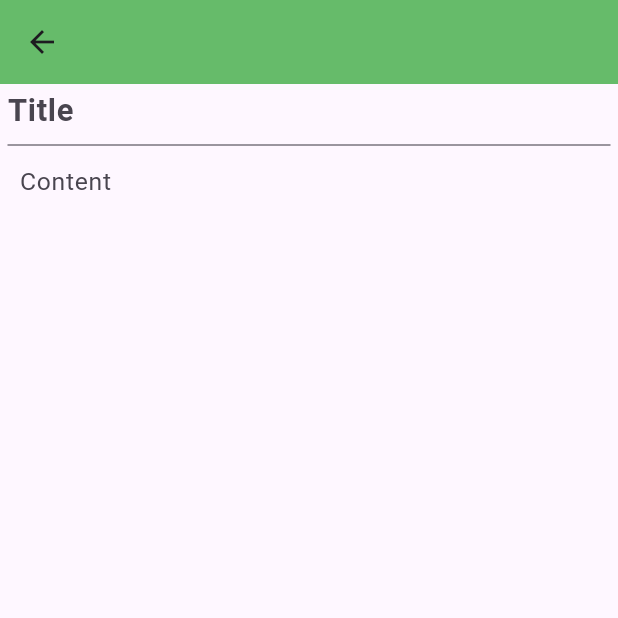
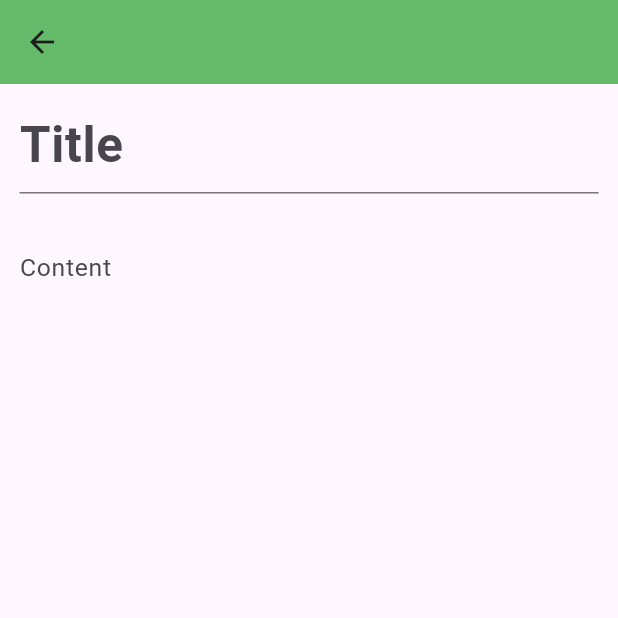
Before and after one commit to karyeija/NotiBuku, a Flutter app: the screen it shows after launch, after a tap on the "add" icon, on a phone screen of 412 x 824 dp, the top half of it. Run offline on Flutter 3.47's test engine with Material 3 defaults, Android fonts, the phone set to English and light mode, and no system bars; our stand-ins replace flutter_riverpod, sqflite; accounts and stored records are empty; project files that could hold a hidden picture were left out.

```diff
--- a/lib/pages/about.dart
+++ b/lib/pages/about.dart
@@ -6,8 +6,8 @@ const String appName = 'NotiBuku'; //the app name
 const String appDescription =
     'A handy digital note taking application'; //a short description
 const String appVersion = '1.0.0'; //the app version eg 1.0.0
-const String developerName = 'Karyeija Felex'; //Your name
-const String developerEmail = 'karyeijafelex@gmail.com'; //Your email
+const String developerName = 'aikodeware Ltd'; //Your name
+const String developerEmail = 'aikodeware@gmail.com'; //Your email
 const String logoPath = 'assets/icons/logo.png'; //path/to/your/icon
 
 class AboutPage extends StatelessWidget {
--- a/lib/widgets/drawer.dart
+++ b/lib/widgets/drawer.dart
@@ -15,19 +15,19 @@ class _CustomDrawerState extends State<CustomDrawer> {
     // Define the icons and dimensions
     final aboutIcon = 'assets/images/aboutButton.png';
     var pageHeight = UIHelpers.pageHeight(context);
-    var pageWidth = UIHelpers.pageWidth(context);
+    // var pageWidth = UIHelpers.pageWidth(context);
     return Drawer(
-      width: pageWidth * 0.6, // Set the width of the drawer
-      backgroundColor: Colors.white,
+      // width: pageWidth * 0.6, // Set the width of the drawer
+      // backgroundColor: Colors.white,
       child: ListView(
         children: [
           DrawerHeader(
             // padding: EdgeInsets.zero,
-            decoration: const BoxDecoration(color: Colors.deepPurple),
+            // decoration: const BoxDecoration(color: Colors.deepPurple),
             child: Text(
               'Settings',
               style: TextStyle(
-                color: Colors.white,
+                color: Colors.deepPurple,
                 fontSize: pageHeight * 0.06,
               ),
             ),
--- a/lib/widgets/note_form_widget.dart
+++ b/lib/widgets/note_form_widget.dart
@@ -79,12 +79,16 @@ class _NoteFormWidgetState extends State<NoteFormWidget> {
   @override
   Widget build(BuildContext context) {
     double sizeFactor = getSizeFactor(context);
-    final double titlefSize = sizeFactor * 0.025;
+    final double titlefSize = sizeFactor * 0.04;
     final double contentfSize = sizeFactor * 0.02;
     return Scaffold(
-      appBar: AppBar(
-        actions: isEditing
-            ? [
+      appBar: AppBar(actions: []),
+
+      bottomSheet: BottomAppBar(
+        child: isEditing
+            ? Row(
+                mainAxisAlignment: MainAxisAlignment.center,
+                children: [
                   Padding(
                     padding: const EdgeInsets.all(8.0),
                     child: SizedBox(
@@ -123,8 +127,9 @@ class _NoteFormWidgetState extends State<NoteFormWidget> {
                       ),
                     ),
                   ),
-              ]
-            : [],
+                ],
+              )
+            : Center(child: Text('')),
       ),
       body: Padding(
         padding: const EdgeInsets.symmetric(horizontal: 5.0),
@@ -133,8 +138,10 @@ class _NoteFormWidgetState extends State<NoteFormWidget> {
           child: SafeArea(
             child: Column(
               children: [
-                SizedBox(
-                  height: sizeFactor * 0.05,
+                Padding(
+                  padding: const EdgeInsets.all(8.0),
+                  child: SizedBox(
+                    height: sizeFactor * 0.1,
                     child: TextFormField(
                       textCapitalization: TextCapitalization.sentences,
                       focusNode: _titleFocusNode,
@@ -151,6 +158,7 @@ class _NoteFormWidgetState extends State<NoteFormWidget> {
                       scrollPhysics: const AlwaysScrollableScrollPhysics(),
                       keyboardType: TextInputType.text,
                       textAlignVertical: TextAlignVertical.center,
+                    ),
                   ),
                 ),
                 Expanded(
```
Also changed, not shown: lib/models/fonts.dart (+25 -25 lines), lib/pickers/font_picker.dart (+91 -91 lines), 2 other files. Lines whose indentation alone changed are shown as unchanged.
